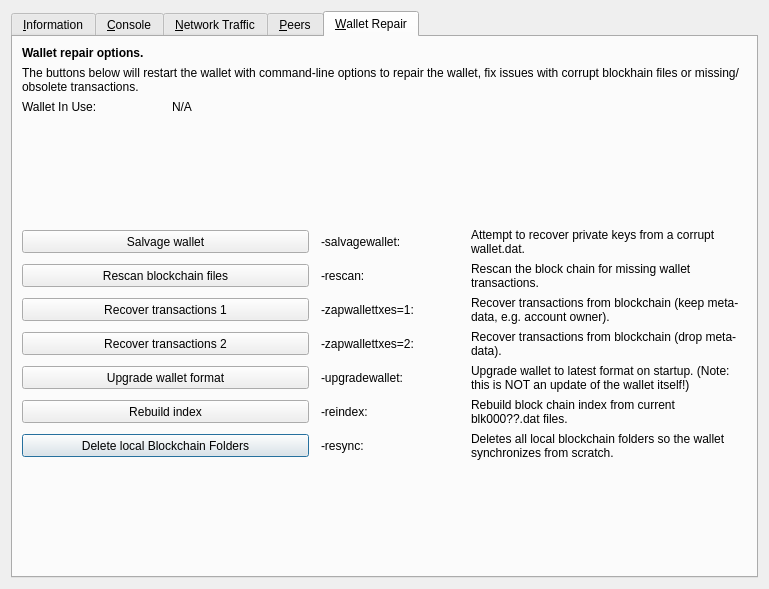
This is src/qt/forms/rpcconsole.ui in VitaeTeam/Vitae as Qt 5 draws it before an edit. The edited form follows.
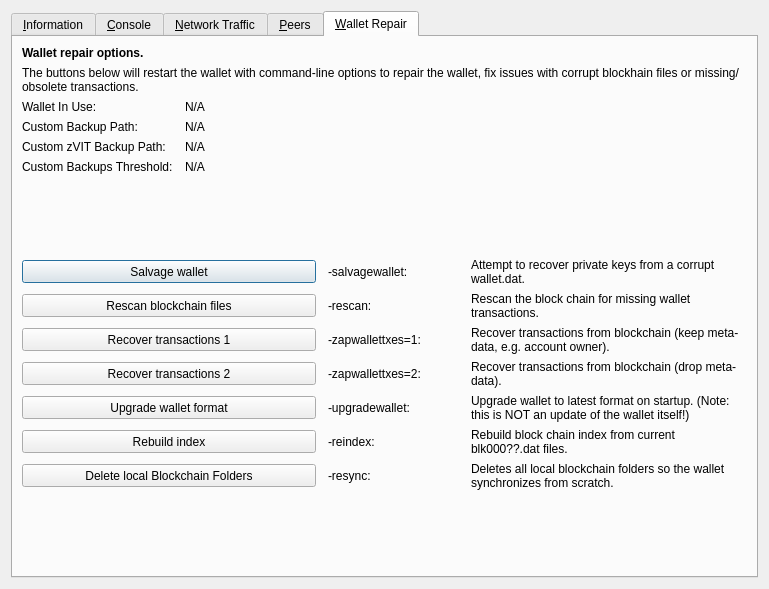
This is the edited form. The open tabs and pages were chosen to show the change. Icons and pictures are not drawn. Custom widgets are drawn as their Qt base class.

What changed in the file:
```diff
--- a/src/qt/forms/rpcconsole.ui
+++ b/src/qt/forms/rpcconsole.ui
@@ -1267,19 +1267,6 @@
        <property name="horizontalSpacing">
         <number>12</number>
        </property>
-       <item row="10" column="0" colspan="2">
-        <widget class="QPushButton" name="btn_resync">
-         <property name="minimumSize">
-          <size>
-           <width>100</width>
-           <height>23</height>
-          </size>
-         </property>
-         <property name="text">
-          <string>Delete local Blockchain Folders</string>
-         </property>
-        </widget>
-       </item>
        <item row="0" column="0" colspan="4">
         <widget class="QLabel" name="label_repair_header">
          <property name="font">
@@ -1333,6 +1320,93 @@
         </widget>
        </item>
        <item row="3" column="0">
+        <widget class="QLabel" name="wallet_custombackuppath_label">
+         <property name="text">
+          <string>Custom Backup Path:</string>
+         </property>
+         <property name="visible">
+          <bool>false</bool>
+         </property>
+        </widget>
+       </item>
+       <item row="3" column="1" colspan="3">
+        <widget class="QLabel" name="wallet_custombackuppath">
+         <property name="cursor">
+          <cursorShape>IBeamCursor</cursorShape>
+         </property>
+         <property name="text">
+          <string>N/A</string>
+         </property>
+         <property name="textFormat">
+          <enum>Qt::PlainText</enum>
+         </property>
+         <property name="textInteractionFlags">
+          <set>Qt::LinksAccessibleByMouse|Qt::TextSelectableByKeyboard|Qt::TextSelectableByMouse</set>
+         </property>
+         <property name="visible">
+          <bool>false</bool>
+         </property>
+        </widget>
+       </item>
+       <item row="4" column="0">
+        <widget class="QLabel" name="wallet_customzvitbackuppath_label">
+         <property name="text">
+          <string>Custom zVIT Backup Path:</string>
+         </property>
+         <property name="visible">
+          <bool>false</bool>
+         </property>
+        </widget>
+       </item>
+       <item row="4" column="1" colspan="3">
+        <widget class="QLabel" name="wallet_customzvitbackuppath">
+         <property name="cursor">
+          <cursorShape>IBeamCursor</cursorShape>
+         </property>
+         <property name="text">
+          <string>N/A</string>
+         </property>
+         <property name="textFormat">
+          <enum>Qt::PlainText</enum>
+         </property>
+         <property name="textInteractionFlags">
+          <set>Qt::LinksAccessibleByMouse|Qt::TextSelectableByKeyboard|Qt::TextSelectableByMouse</set>
+         </property>
+         <property name="visible">
+          <bool>false</bool>
+         </property>
+        </widget>
+       </item>
+       <item row="5" column="0">
+        <widget class="QLabel" name="wallet_custombackupthreshold_label">
+         <property name="text">
+          <string>Custom Backups Threshold:</string>
+         </property>
+         <property name="visible">
+          <bool>false</bool>
+         </property>
+        </widget>
+       </item>
+       <item row="5" column="1" colspan="3">
+        <widget class="QLabel" name="wallet_custombackupthreshold">
+         <property name="cursor">
+          <cursorShape>IBeamCursor</cursorShape>
+         </property>
+         <property name="text">
+          <string>N/A</string>
+         </property>
+         <property name="textFormat">
+          <enum>Qt::PlainText</enum>
+         </property>
+         <property name="textInteractionFlags">
+          <set>Qt::LinksAccessibleByMouse|Qt::TextSelectableByKeyboard|Qt::TextSelectableByMouse</set>
+         </property>
+         <property name="visible">
+          <bool>false</bool>
+         </property>
+        </widget>
+       </item>
+       <item row="6" column="0">
         <spacer name="verticalSpacer_repair1">
          <property name="orientation">
           <enum>Qt::Vertical</enum>
@@ -1345,7 +1419,7 @@
          </property>
         </spacer>
        </item>
-       <item row="4" column="0" colspan="2">
+       <item row="7" column="0" colspan="2">
         <widget class="QPushButton" name="btn_salvagewallet">
          <property name="minimumSize">
           <size>
@@ -1358,14 +1432,14 @@
          </property>
         </widget>
        </item>
-       <item row="4" column="2">
+       <item row="7" column="2">
         <widget class="QLabel" name="label_repair_salvage_command">
          <property name="text">
           <string notr="true">-salvagewallet:</string>
          </property>
         </widget>
        </item>
-       <item row="4" column="3">
+       <item row="7" column="3">
         <widget class="QLabel" name="label_repair_salvage">
          <property name="text">
           <string>Attempt to recover private keys from a corrupt wallet.dat.</string>
@@ -1375,7 +1449,7 @@
          </property>
         </widget>
        </item>
-       <item row="5" column="0" colspan="2">
+       <item row="8" column="0" colspan="2">
         <widget class="QPushButton" name="btn_rescan">
          <property name="minimumSize">
           <size>
@@ -1388,14 +1462,14 @@
          </property>
         </widget>
        </item>
-       <item row="5" column="2">
+       <item row="8" column="2">
         <widget class="QLabel" name="label_repair_rescan_command">
          <property name="text">
           <string notr="true">-rescan:</string>
          </property>
         </widget>
        </item>
-       <item row="5" column="3">
+       <item row="8" column="3">
         <widget class="QLabel" name="label_repair_rescan">
          <property name="text">
           <string>Rescan the block chain for missing wallet transactions.</string>
@@ -1405,7 +1479,7 @@
          </property>
         </widget>
        </item>
-       <item row="6" column="0" colspan="2">
+       <item row="9" column="0" colspan="2">
         <widget class="QPushButton" name="btn_zapwallettxes1">
          <property name="minimumSize">
           <size>
@@ -1418,14 +1492,14 @@
          </property>
         </widget>
        </item>
-       <item row="6" column="2">
+       <item row="9" column="2">
         <widget class="QLabel" name="label_repair_zap1_command">
          <property name="text">
           <string notr="true">-zapwallettxes=1:</string>
          </property>
         </widget>
        </item>
-       <item row="6" column="3">
+       <item row="9" column="3">
         <widget class="QLabel" name="label_repair_zap1">
          <property name="text">
           <string>Recover transactions from blockchain (keep meta-data, e.g. account owner).</string>
@@ -1435,7 +1509,7 @@
          </property>
         </widget>
        </item>
-       <item row="7" column="0" colspan="2">
+       <item row="10" column="0" colspan="2">
         <widget class="QPushButton" name="btn_zapwallettxes2">
          <property name="minimumSize">
           <size>
@@ -1448,14 +1522,14 @@
          </property>
         </widget>
        </item>
-       <item row="7" column="2">
+       <item row="10" column="2">
         <widget class="QLabel" name="label_repair_zap2_command">
          <property name="text">
           <string notr="true">-zapwallettxes=2:</string>
          </property>
         </widget>
        </item>
-       <item row="7" column="3">
+       <item row="10" column="3">
         <widget class="QLabel" name="label_repair_zap2">
          <property name="text">
           <string>Recover transactions from blockchain (drop meta-data).</string>
@@ -1465,7 +1539,7 @@
          </property>
         </widget>
        </item>
-       <item row="8" column="0" colspan="2">
+       <item row="11" column="0" colspan="2">
         <widget class="QPushButton" name="btn_upgradewallet">
          <property name="minimumSize">
           <size>
@@ -1478,14 +1552,14 @@
          </property>
         </widget>
        </item>
-       <item row="8" column="2">
+       <item row="11" column="2">
         <widget class="QLabel" name="label_repair_upgrade_command">
          <property name="text">
           <string notr="true">-upgradewallet:</string>
          </property>
         </widget>
        </item>
-       <item row="8" column="3">
+       <item row="11" column="3">
         <widget class="QLabel" name="label_repair_upgrade">
          <property name="text">
           <string>Upgrade wallet to latest format on startup. (Note: this is NOT an update of the wallet itself!)</string>
@@ -1495,7 +1569,7 @@
          </property>
         </widget>
        </item>
-       <item row="9" column="0" colspan="2">
+       <item row="12" column="0" colspan="2">
         <widget class="QPushButton" name="btn_reindex">
          <property name="minimumSize">
           <size>
@@ -1508,14 +1582,14 @@
          </property>
         </widget>
        </item>
-       <item row="9" column="2">
+       <item row="12" column="2">
         <widget class="QLabel" name="label_repair_reindex_command">
          <property name="text">
           <string notr="true">-reindex:</string>
          </property>
         </widget>
        </item>
-       <item row="9" column="3">
+       <item row="12" column="3">
         <widget class="QLabel" name="label_repair_reindex">
          <property name="text">
           <string>Rebuild block chain index from current blk000??.dat files.</string>
@@ -1525,27 +1599,27 @@
          </property>
         </widget>
        </item>
-       <item row="11" column="0">
-        <spacer name="verticalSpacer_repair2">
-         <property name="orientation">
-          <enum>Qt::Vertical</enum>
-         </property>
-         <property name="sizeHint" stdset="0">
+       <item row="13" column="0" colspan="2">
+        <widget class="QPushButton" name="btn_resync">
+         <property name="minimumSize">
           <size>
-           <width>20</width>
-           <height>10</height>
+           <width>100</width>
+           <height>23</height>
           </size>
          </property>
-        </spacer>
+         <property name="text">
+          <string>Delete local Blockchain Folders</string>
+         </property>
+        </widget>
        </item>
-       <item row="10" column="2">
+       <item row="13" column="2">
         <widget class="QLabel" name="label_repair_resync_command">
          <property name="text">
           <string>-resync:</string>
          </property>
         </widget>
        </item>
-       <item row="10" column="3">
+       <item row="13" column="3">
         <widget class="QLabel" name="label_repair_resync">
          <property name="text">
           <string>Deletes all local blockchain folders so the wallet synchronizes from scratch.</string>
@@ -1555,6 +1629,19 @@
          </property>
         </widget>
        </item>
+       <item row="14" column="0">
+        <spacer name="verticalSpacer_repair2">
+         <property name="orientation">
+          <enum>Qt::Vertical</enum>
+         </property>
+         <property name="sizeHint" stdset="0">
+          <size>
+           <width>20</width>
+           <height>10</height>
+          </size>
+         </property>
+        </spacer>
+       </item>
       </layout>
      </widget>
     </widget>
```
